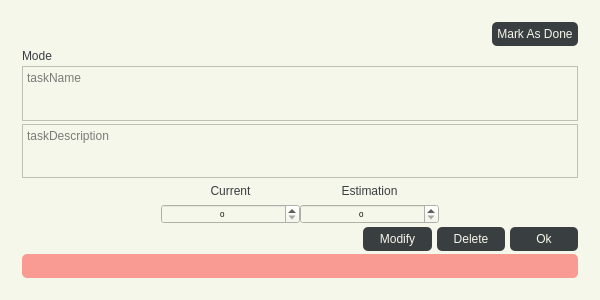
Before: the Qt Designer form PomoPeak/ui/taskQT.ui in TheVipek/PomoPeak, drawn with Qt 5.
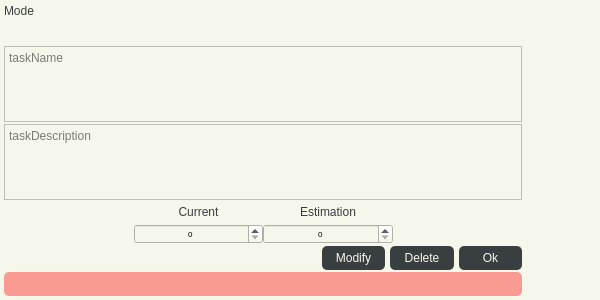
After: the same form once the commit is applied. Icons and pictures are not drawn.

Diff of the .ui file:
```diff
--- a/PomoPeak/ui/taskQT.ui
+++ b/PomoPeak/ui/taskQT.ui
@@ -67,13 +67,15 @@
 	background-color:rgba(12,5,0,75);
 }
 
-#monthlyBtn::hover, #weeklyBtn::hover
+#taskStatusBtn, #openSettingsBtn
 {
-	background-color: #4c5154;
+	background-color: transparent;
 }
-#monthlyBtn::disabled, #weeklyBtn::disabled
+#taskStatusBtn::hover, #openSettingsBtn::hover
 {
-	background-color: #888b8d;
+	background-color:rgba(12,5,0,75);	
+	border-radius:1px;
+	color: transparent;
 }
 #activeBtn
 {
@@ -87,21 +89,21 @@
 }
 </string>
   </property>
-  <layout class="QVBoxLayout" name="verticalLayout" stretch="0">
+  <layout class="QHBoxLayout" name="horizontalLayout_4" stretch="7,1">
    <property name="spacing">
     <number>0</number>
    </property>
    <property name="leftMargin">
-    <number>7</number>
+    <number>2</number>
    </property>
    <property name="topMargin">
-    <number>7</number>
+    <number>2</number>
    </property>
    <property name="rightMargin">
-    <number>7</number>
+    <number>2</number>
    </property>
    <property name="bottomMargin">
-    <number>7</number>
+    <number>2</number>
    </property>
    <item>
     <widget class="QWidget" name="taskLayout" native="true">
@@ -114,73 +116,22 @@
      <property name="autoFillBackground">
       <bool>false</bool>
      </property>
-     <layout class="QVBoxLayout" name="verticalLayout_2">
+     <layout class="QVBoxLayout" name="verticalLayout_2" stretch="0,0,0,0,0,0,0,0">
       <property name="spacing">
-       <number>3</number>
+       <number>2</number>
       </property>
       <property name="leftMargin">
-       <number>15</number>
+       <number>2</number>
       </property>
       <property name="topMargin">
-       <number>15</number>
+       <number>2</number>
       </property>
       <property name="rightMargin">
-       <number>15</number>
+       <number>2</number>
       </property>
       <property name="bottomMargin">
-       <number>15</number>
+       <number>2</number>
       </property>
-      <item>
-       <layout class="QHBoxLayout" name="doneLayout" stretch="0,0">
-        <property name="spacing">
-         <number>0</number>
-        </property>
-        <property name="leftMargin">
-         <number>0</number>
-        </property>
-        <property name="topMargin">
-         <number>0</number>
-        </property>
-        <property name="rightMargin">
-         <number>0</number>
-        </property>
-        <property name="bottomMargin">
-         <number>0</number>
-        </property>
-        <item>
-         <spacer name="horizontalSpacer_3">
-          <property name="orientation">
-           <enum>Qt::Horizontal</enum>
-          </property>
-          <property name="sizeHint" stdset="0">
-           <size>
-            <width>40</width>
-            <height>20</height>
-           </size>
-          </property>
-         </spacer>
-        </item>
-        <item>
-         <widget class="QPushButton" name="taskStatusBtn">
-          <property name="sizePolicy">
-           <sizepolicy hsizetype="Preferred" vsizetype="Preferred">
-            <horstretch>0</horstretch>
-            <verstretch>0</verstretch>
-           </sizepolicy>
-          </property>
-          <property name="maximumSize">
-           <size>
-            <width>16777215</width>
-            <height>16777215</height>
-           </size>
-          </property>
-          <property name="text">
-           <string>Mark As Done</string>
-          </property>
-         </widget>
-        </item>
-       </layout>
-      </item>
       <item>
        <widget class="QLabel" name="modeLabel">
         <property name="font">
@@ -193,6 +144,76 @@
         </property>
        </widget>
       </item>
+      <item>
+       <layout class="QHBoxLayout" name="doneLayout" stretch="1,15">
+        <property name="spacing">
+         <number>0</number>
+        </property>
+        <property name="leftMargin">
+         <number>0</number>
+        </property>
+        <property name="topMargin">
+         <number>0</number>
+        </property>
+        <property name="rightMargin">
+         <number>0</number>
+        </property>
+        <property name="bottomMargin">
+         <number>0</number>
+        </property>
+        <item>
+         <widget class="QPushButton" name="openSettingsBtn">
+          <property name="sizePolicy">
+           <sizepolicy hsizetype="Preferred" vsizetype="Preferred">
+            <horstretch>0</horstretch>
+            <verstretch>0</verstretch>
+           </sizepolicy>
+          </property>
+          <property name="minimumSize">
+           <size>
+            <width>0</width>
+            <height>0</height>
+           </size>
+          </property>
+          <property name="maximumSize">
+           <size>
+            <width>32</width>
+            <height>16777215</height>
+           </size>
+          </property>
+          <property name="styleSheet">
+           <string notr="true"/>
+          </property>
+          <property name="text">
+           <string/>
+          </property>
+          <property name="icon">
+           <iconset resource="../data/Resources.qrc">
+            <normaloff>:/icon/images/dots.png</normaloff>:/icon/images/dots.png</iconset>
+          </property>
+          <property name="iconSize">
+           <size>
+            <width>32</width>
+            <height>32</height>
+           </size>
+          </property>
+         </widget>
+        </item>
+        <item>
+         <spacer name="horizontalSpacer_3">
+          <property name="orientation">
+           <enum>Qt::Horizontal</enum>
+          </property>
+          <property name="sizeHint" stdset="0">
+           <size>
+            <width>40</width>
+            <height>20</height>
+           </size>
+          </property>
+         </spacer>
+        </item>
+       </layout>
+      </item>
       <item>
        <widget class="QTextEdit" name="taskName">
         <property name="font">
@@ -604,6 +625,68 @@
      </layout>
     </widget>
    </item>
+   <item>
+    <widget class="QWidget" name="widget" native="true">
+     <layout class="QVBoxLayout" name="verticalLayout_3">
+      <property name="spacing">
+       <number>0</number>
+      </property>
+      <property name="leftMargin">
+       <number>0</number>
+      </property>
+      <property name="topMargin">
+       <number>0</number>
+      </property>
+      <property name="rightMargin">
+       <number>0</number>
+      </property>
+      <property name="bottomMargin">
+       <number>0</number>
+      </property>
+      <item>
+       <widget class="QPushButton" name="taskStatusBtn">
+        <property name="sizePolicy">
+         <sizepolicy hsizetype="Preferred" vsizetype="Preferred">
+          <horstretch>0</horstretch>
+          <verstretch>0</verstretch>
+         </sizepolicy>
+        </property>
+        <property name="minimumSize">
+         <size>
+          <width>40</width>
+          <height>40</height>
+         </size>
+        </property>
+        <property name="maximumSize">
+         <size>
+          <width>16777215</width>
+          <height>16777215</height>
+         </size>
+        </property>
+        <property name="styleSheet">
+         <string notr="true"/>
+        </property>
+        <property name="text">
+         <string/>
+        </property>
+        <property name="icon">
+         <iconset resource="../data/Resources.qrc">
+          <normaloff>:/icon/images/check (1).png</normaloff>:/icon/images/check (1).png</iconset>
+        </property>
+        <property name="iconSize">
+         <size>
+          <width>64</width>
+          <height>64</height>
+         </size>
+        </property>
+        <property name="checkable">
+         <bool>false</bool>
+        </property>
+       </widget>
+      </item>
+     </layout>
+    </widget>
+   </item>
   </layout>
  </widget>
  <resources/>
```
Left out of the diff: 4 changed lines with no effect on the pictures.
